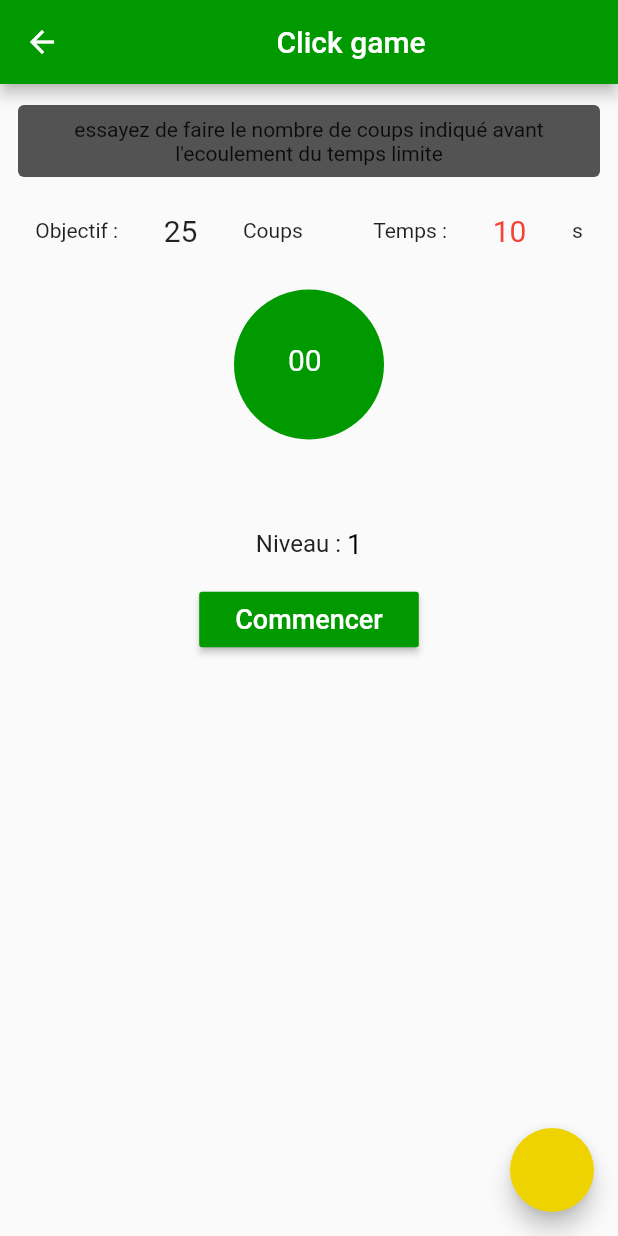
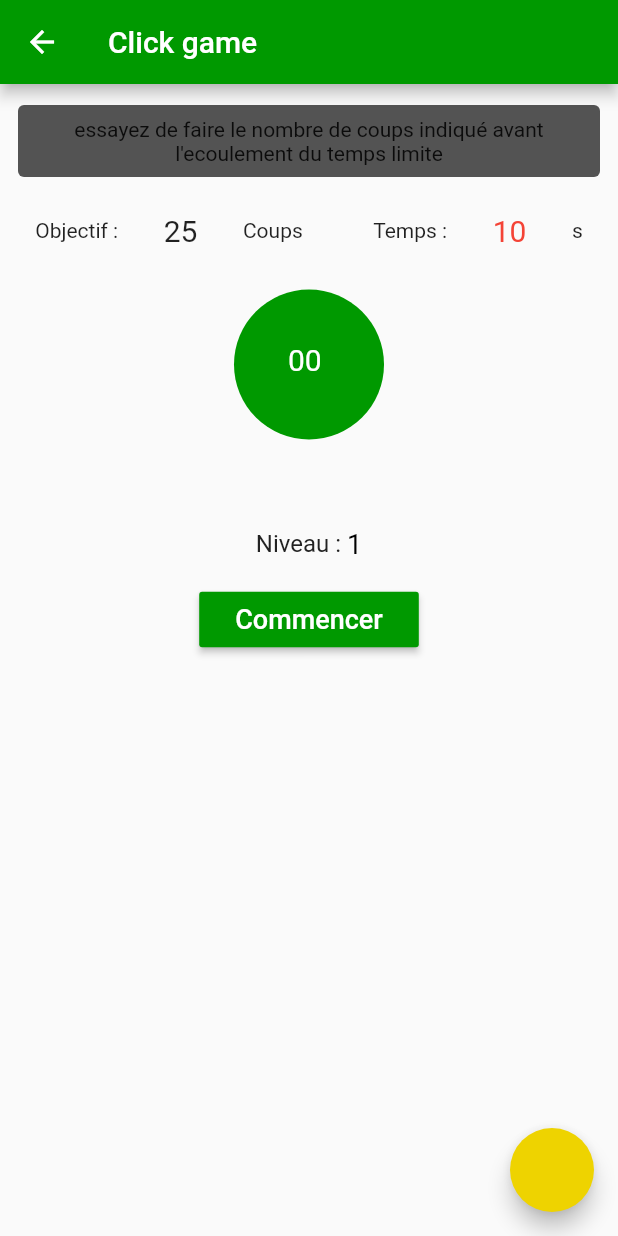
Before and after one commit to codecrac/Click-game, a Flutter app: the Click1 screen opened directly, on a phone screen of 412 x 824 dp. Run offline on Flutter 3.47's test engine with Material 2 defaults, Android fonts, the phone set to English and light mode, and no system bars; our stand-ins replace flutter_easyloading, sqflite; accounts and stored records are empty.

```diff
--- a/lib/click1.dart
+++ b/lib/click1.dart
@@ -142,7 +142,7 @@ class _clickGame extends State<Click1> {
       //SCREEN
     return Scaffold(
       appBar: new AppBar(
-        title: Center( child :Text('Click game',style: TextStyle(fontSize: 20.0))),
+        title: Text('Click game',style: TextStyle(fontSize: 20.0)),
           backgroundColor: Color(0xff009900)
         ),
       body: new SingleChildScrollView(
```
Also changed, not shown: lib/acceuil.dart (+5 -5 lines).
